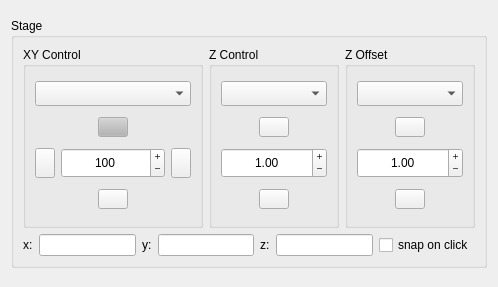
pymmcore-plus/napari-micromanager, file micromanager_gui/_gui_objects/mm_xyz_stage.ui: the form before one commit.
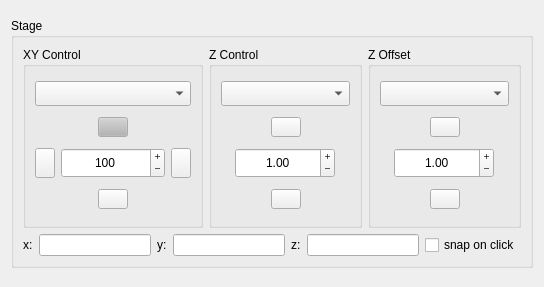
The form after the commit.

Diff of the .ui file:
```diff
--- a/micromanager_gui/_gui_objects/mm_xyz_stage.ui
+++ b/micromanager_gui/_gui_objects/mm_xyz_stage.ui
@@ -6,7 +6,7 @@
    <rect>
     <x>0</x>
     <y>0</y>
-    <width>492</width>
+    <width>544</width>
     <height>287</height>
    </rect>
   </property>
@@ -431,8 +431,8 @@
         <property name="title">
          <string>Z Control</string>
         </property>
-        <layout class="QVBoxLayout" name="verticalLayout_2">
-         <item>
+        <layout class="QGridLayout" name="gridLayout_2">
+         <item row="0" column="0">
           <widget class="QComboBox" name="focus_device_comboBox">
            <property name="minimumSize">
             <size>
@@ -448,7 +448,7 @@
            </property>
           </widget>
          </item>
-         <item>
+         <item row="1" column="0">
           <layout class="QHBoxLayout" name="horizontalLayout_6">
            <item>
             <spacer name="horizontalSpacer_8">
@@ -500,6 +500,21 @@
            </item>
           </layout>
          </item>
+         <item row="2" column="0">
+          <layout class="QHBoxLayout" name="horizontalLayout_2">
+           <item>
+            <spacer name="horizontalSpacer">
+             <property name="orientation">
+              <enum>Qt::Horizontal</enum>
+             </property>
+             <property name="sizeHint" stdset="0">
+              <size>
+               <width>18</width>
+               <height>20</height>
+              </size>
+             </property>
+            </spacer>
+           </item>
          <item>
           <widget class="QDoubleSpinBox" name="z_step_size_doubleSpinBox">
            <property name="enabled">
@@ -544,6 +559,21 @@
           </widget>
          </item>
          <item>
+            <spacer name="horizontalSpacer_2">
+             <property name="orientation">
+              <enum>Qt::Horizontal</enum>
+             </property>
+             <property name="sizeHint" stdset="0">
+              <size>
+               <width>18</width>
+               <height>20</height>
+              </size>
+             </property>
+            </spacer>
+           </item>
+          </layout>
+         </item>
+         <item row="3" column="0">
           <layout class="QHBoxLayout" name="horizontalLayout_5">
            <item>
             <spacer name="horizontalSpacer_7">
@@ -618,8 +648,8 @@
         <property name="title">
          <string>Z Offset</string>
         </property>
-        <layout class="QVBoxLayout" name="verticalLayout">
-         <item>
+        <layout class="QGridLayout" name="gridLayout_3">
+         <item row="0" column="0">
           <widget class="QComboBox" name="offset_device_comboBox">
            <property name="minimumSize">
             <size>
@@ -635,7 +665,7 @@
            </property>
           </widget>
          </item>
-         <item>
+         <item row="1" column="0">
           <layout class="QHBoxLayout" name="horizontalLayout_7">
            <item>
             <spacer name="horizontalSpacer_12">
@@ -687,6 +717,21 @@
            </item>
           </layout>
          </item>
+         <item row="2" column="0">
+          <layout class="QHBoxLayout" name="horizontalLayout_3">
+           <item>
+            <spacer name="horizontalSpacer_16">
+             <property name="orientation">
+              <enum>Qt::Horizontal</enum>
+             </property>
+             <property name="sizeHint" stdset="0">
+              <size>
+               <width>18</width>
+               <height>20</height>
+              </size>
+             </property>
+            </spacer>
+           </item>
          <item>
           <widget class="QDoubleSpinBox" name="offset_z_step_size_doubleSpinBox">
            <property name="enabled">
@@ -731,6 +776,21 @@
           </widget>
          </item>
          <item>
+            <spacer name="horizontalSpacer_15">
+             <property name="orientation">
+              <enum>Qt::Horizontal</enum>
+             </property>
+             <property name="sizeHint" stdset="0">
+              <size>
+               <width>18</width>
+               <height>20</height>
+              </size>
+             </property>
+            </spacer>
+           </item>
+          </layout>
+         </item>
+         <item row="3" column="0">
           <layout class="QHBoxLayout" name="horizontalLayout_8">
            <item>
             <spacer name="horizontalSpacer_13">
```
Lines whose indentation alone changed are shown as unchanged.
